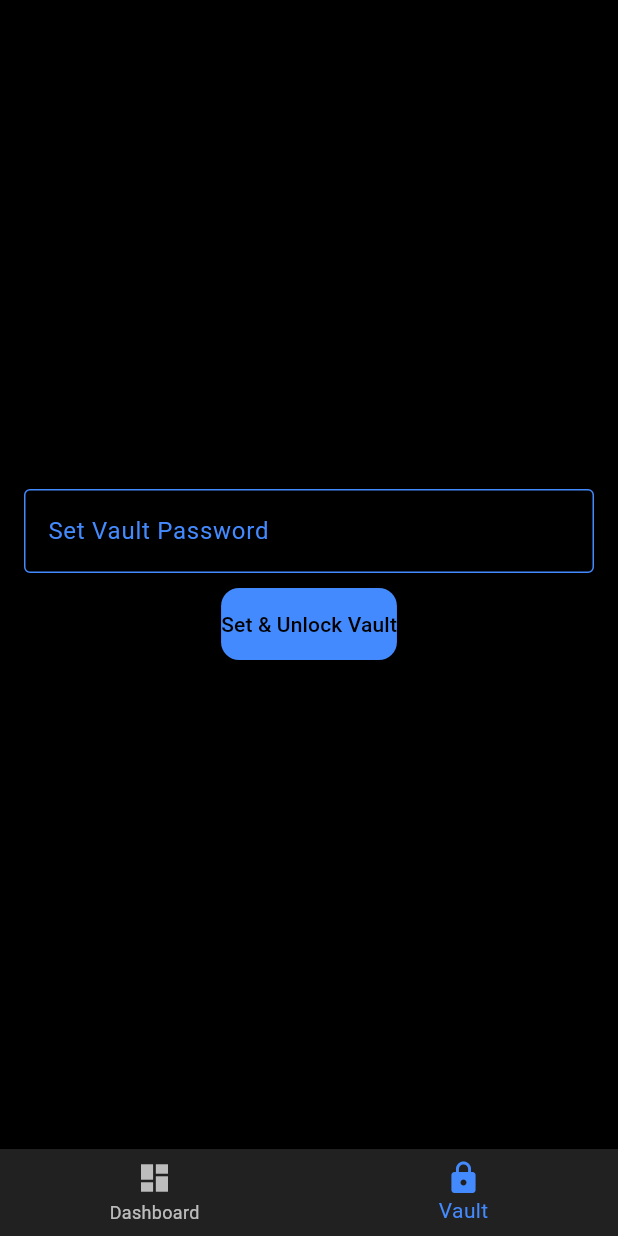
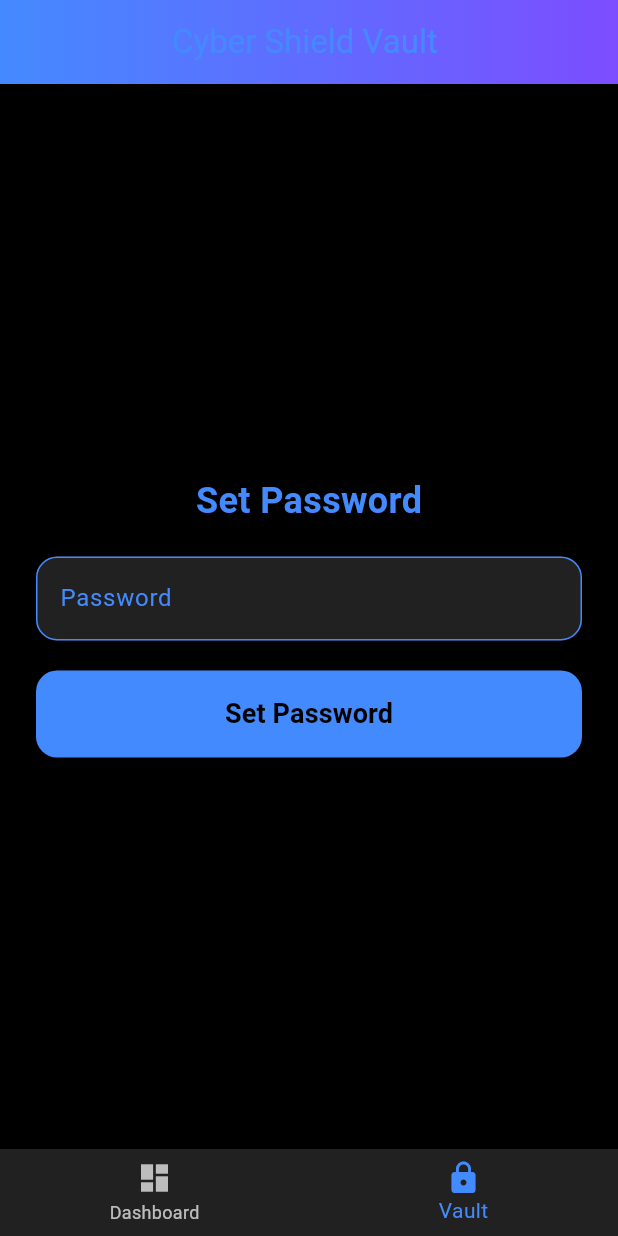
Before and after one commit to farhaansheriff715-beep/Cybershield, a Flutter app: the screen it shows after launch, item 2 of the bottom bar chosen, on a phone screen of 412 x 824 dp. Run offline on Flutter 3.47's test engine with Material 3 defaults, Android fonts, the phone set to English and light mode, and no system bars; our stand-ins replace device_info_plus, hive_flutter; accounts and stored records are empty; network calls fail.

Commit message:
Update CyberShield vault UI and logic

```diff
--- a/lib/main.dart
+++ b/lib/main.dart
@@ -11,11 +11,12 @@ import 'theme/cyber_theme.dart';
 void main() async {
   WidgetsFlutterBinding.ensureInitialized();
 
-  // Initialize Hive and boxes
+  // Initialize Hive
   await Hive.initFlutter();
-  await Hive.openBox('vault');
-  await Hive.openBox('passwordBox');
-  await Hive.openBox('settingsBox');
+
+  // REQUIRED BOXES
+  await Hive.openBox('vault'); // vault notes
+  await Hive.openBox('auth');  // password storage
 
   runApp(const MyApp());
 }
@@ -49,20 +50,27 @@ class _HomeNavigationState extends State<HomeNavigation> {
 
   @override
   Widget build(BuildContext context) {
-    final List<Widget> _screens = [
-      const Dashboard(),
-      Builder(
-        builder: (context) {
-          final isUnlocked = context.watch<LockProvider>().isUnlocked;
-          return isUnlocked ? const Vault() : const Gatekeeper();
-        },
-      ),
+    // Check if Vault is unlocked
+    final isUnlocked = context.watch<LockProvider>().isUnlocked;
+
+    // Screens for navigation
+    final List<Widget> screens = [
+      const Dashboard(),                     // Always accessible
+      isUnlocked ? const Vault() : const Gatekeeper(), // Protected
     ];
 
     return Scaffold(
-      body: _screens[_currentIndex],
+      body: screens[_currentIndex],
       bottomNavigationBar: BottomNavigationBar(
         currentIndex: _currentIndex,
+        backgroundColor: Colors.grey.shade900, // Dark theme
+        selectedItemColor: AppTheme.accent,
+        unselectedItemColor: Colors.white70,
+        onTap: (index) {
+          setState(() {
+            _currentIndex = index;
+          });
+        },
         items: const [
           BottomNavigationBarItem(
             icon: Icon(Icons.dashboard),
@@ -73,11 +81,6 @@ class _HomeNavigationState extends State<HomeNavigation> {
             label: "Vault",
           ),
         ],
-        onTap: (index) {
-          setState(() {
-            _currentIndex = index;
-          });
-        },
       ),
     );
   }
--- a/lib/provider/lock_provider.dart
+++ b/lib/provider/lock_provider.dart
@@ -1,7 +1,8 @@
-import 'package:flutter/foundation.dart';
+import 'package:flutter/material.dart';
 
 class LockProvider extends ChangeNotifier {
   bool _isUnlocked = false;
+
   bool get isUnlocked => _isUnlocked;
 
   void unlock() {
--- a/lib/screens/gatekeeper.dart
+++ b/lib/screens/gatekeeper.dart
@@ -1,8 +1,10 @@
 import 'package:flutter/material.dart';
 import 'package:hive_flutter/hive_flutter.dart';
 import 'package:provider/provider.dart';
+
 import '../provider/lock_provider.dart';
 import '../services/encryption_service.dart';
+import 'vault.dart';
 
 class Gatekeeper extends StatefulWidget {
   const Gatekeeper({super.key});
@@ -12,79 +14,127 @@ class Gatekeeper extends StatefulWidget {
 }
 
 class _GatekeeperState extends State<Gatekeeper> {
-  final TextEditingController _controller = TextEditingController();
+  final TextEditingController controller = TextEditingController();
   final EncryptionService crypto = EncryptionService();
-
-  late Box passwordBox;
+  late Box authBox;
 
   @override
   void initState() {
     super.initState();
-    passwordBox = Hive.box('passwordBox');
-
-    // Always lock vault on app start
-    context.read<LockProvider>().lock();
+    authBox = Hive.box('auth');
   }
 
   void handlePassword() {
-    String input = _controller.text.trim();
-    if (input.isEmpty) {
-      ScaffoldMessenger.of(context).showSnackBar(
-        const SnackBar(content: Text("Password cannot be empty")),
-      );
-      return;
-    }
+    final input = controller.text.trim();
+    if (input.isEmpty) return;
 
-    String storedEncrypted = passwordBox.get('vaultPassword') ?? "";
-    String stored = crypto.decryptText(storedEncrypted);
-
-    // First time or corrupted password
-    if (stored.isEmpty) {
-      passwordBox.put('vaultPassword', crypto.encryptText(input));
+    if (!authBox.containsKey('vaultPassword')) {
+      authBox.put('vaultPassword', crypto.encryptText(input));
       context.read<LockProvider>().unlock();
       ScaffoldMessenger.of(context).showSnackBar(
-        const SnackBar(content: Text("Password set & vault unlocked")),
+        const SnackBar(content: Text("Password set! Vault unlocked.")),
       );
     } else {
-      // Compare input with decrypted password
-      if (input == stored) {
+      final encrypted = authBox.get('vaultPassword');
+      final saved = crypto.decryptText(encrypted);
+
+      if (saved == input) {
         context.read<LockProvider>().unlock();
         ScaffoldMessenger.of(context).showSnackBar(
-          const SnackBar(content: Text("Vault unlocked")),
+          const SnackBar(content: Text("Vault unlocked.")),
         );
       } else {
         ScaffoldMessenger.of(context).showSnackBar(
-          const SnackBar(content: Text("Wrong password")),
+          const SnackBar(content: Text("Wrong password!")),
         );
       }
     }
 
-    _controller.clear();
+    controller.clear();
   }
 
   @override
   Widget build(BuildContext context) {
-    bool passwordSet = crypto.decryptText(passwordBox.get('vaultPassword') ?? '').isNotEmpty;
+    final isUnlocked = context.watch<LockProvider>().isUnlocked;
+    final hasPassword = authBox.containsKey('vaultPassword');
 
-    return Padding(
-      padding: const EdgeInsets.all(16),
+    if (isUnlocked) return const Vault();
+
+    return Scaffold(
+      appBar: AppBar(
+        title: const Text("Cyber Shield Vault "),
+        centerTitle: true,
+        flexibleSpace: Container(
+          decoration: const BoxDecoration(
+            gradient: LinearGradient(
+              colors: [Colors.blueAccent, Colors.deepPurpleAccent],
+            ),
+          ),
+        ),
+      ),
+      body: Center(
+        child: Padding(
+          padding: const EdgeInsets.symmetric(horizontal: 24.0),
           child: Column(
-        mainAxisAlignment: MainAxisAlignment.center,
+            mainAxisSize: MainAxisSize.min,
             children: [
+              Text(
+                hasPassword ? "Enter Password" : "Set Password",
+                style: const TextStyle(
+                  fontSize: 24,
+                  fontWeight: FontWeight.bold,
+                  color: Colors.blueAccent,
+                ),
+              ),
+              const SizedBox(height: 20),
               TextField(
-            controller: _controller,
+                controller: controller,
                 obscureText: true,
                 decoration: InputDecoration(
-              labelText: passwordSet ? "Enter Password" : "Set Vault Password",
-              border: const OutlineInputBorder(),
+                  labelText: "Password",
+                  labelStyle: const TextStyle(color: Colors.blueAccent),
+                  filled: true,
+                  fillColor: Colors.grey[900],
+                  border: OutlineInputBorder(
+                    borderRadius: BorderRadius.circular(14),
+                    borderSide: const BorderSide(color: Colors.blueAccent),
+                  ),
+                  enabledBorder: OutlineInputBorder(
+                    borderRadius: BorderRadius.circular(14),
+                    borderSide: const BorderSide(color: Colors.blueAccent),
+                  ),
+                  focusedBorder: OutlineInputBorder(
+                    borderRadius: BorderRadius.circular(14),
+                    borderSide:
+                    const BorderSide(color: Colors.blueAccent, width: 2),
                   ),
                 ),
-          const SizedBox(height: 10),
-          ElevatedButton(
+              ),
+              const SizedBox(height: 20),
+              SizedBox(
+                width: double.infinity,
+                child: ElevatedButton(
                   onPressed: handlePassword,
-            child: Text(passwordSet ? "Unlock Vault" : "Set & Unlock Vault"),
+                  style: ElevatedButton.styleFrom(
+                    padding: const EdgeInsets.symmetric(vertical: 16),
+                    shape: RoundedRectangleBorder(
+                      borderRadius: BorderRadius.circular(14),
+                    ),
+                    backgroundColor: Colors.blueAccent,
+                    foregroundColor: Colors.black,
+                  ),
+                  child: Text(
+                    hasPassword ? "Unlock Vault" : "Set Password",
+                    style: const TextStyle(
+                      fontSize: 18,
+                      fontWeight: FontWeight.bold,
+                    ),
+                  ),
+                ),
               ),
             ],
+          ),
+        ),
       ),
     );
   }
--- a/lib/services/encryption_service.dart
+++ b/lib/services/encryption_service.dart
@@ -1,25 +1,18 @@
-import 'package:encrypt/encrypt.dart' as encrypt;
+import 'dart:convert';
 
 class EncryptionService {
-  // ✅ SAME KEY EVERY TIME
-  static final _key =
-  encrypt.Key.fromUtf8('12345678901234567890123456789012');
-  static final _iv = encrypt.IV.fromLength(16);
-
-  final _encrypter = encrypt.Encrypter(
-    encrypt.AES(_key, mode: encrypt.AESMode.cbc),
-  );
+  static const _key = "CYBER_SHIELD_SECRET_KEY";
 
   String encryptText(String text) {
-    return _encrypter.encrypt(text, iv: _iv).base64;
+    final bytes = utf8.encode(text + _key);
+    return base64Encode(bytes);
   }
 
   String decryptText(String encrypted) {
     try {
-      if (encrypted == null || encrypted.isEmpty) return "";
-      return _encrypter.decrypt64(encrypted, iv: _iv);
+      final decoded = utf8.decode(base64Decode(encrypted));
+      return decoded.replaceAll(_key, "");
     } catch (_) {
-
       return "";
     }
   }
```
Also changed, not shown: lib/screens/dashboard.dart (+93 -12 lines), lib/screens/vault.dart (+54 -47 lines), lib/services/biometric_service.dart (deleted, +0 -19 lines), 2 other files. Lines whose indentation alone changed are shown as unchanged.
